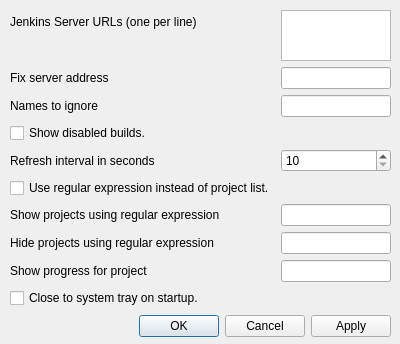
This is BuildMonitor/Settings.ui in XsparkieX/BuildMonitor as Qt 5 draws it before an edit. The edited form follows.
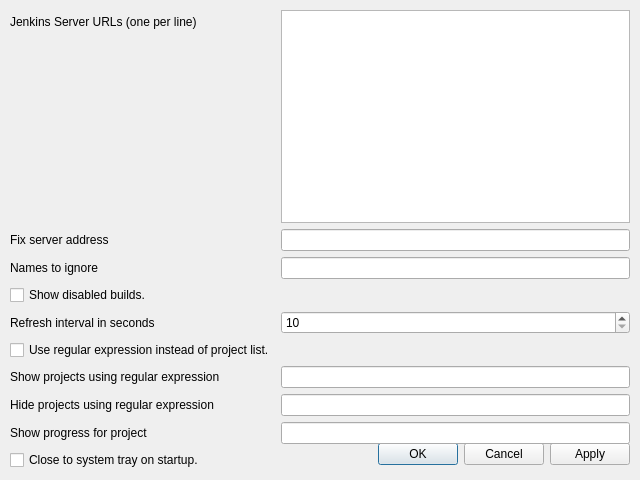
This is the edited form.

Commit message: Made the settings dialog bigger.

Diff of the .ui file:
```diff
--- a/BuildMonitor/Settings.ui
+++ b/BuildMonitor/Settings.ui
@@ -6,8 +6,8 @@
    <rect>
     <x>0</x>
     <y>0</y>
-    <width>400</width>
-    <height>344</height>
+    <width>640</width>
+    <height>480</height>
    </rect>
   </property>
   <property name="windowTitle">
@@ -17,8 +17,8 @@
    <property name="geometry">
     <rect>
      <x>10</x>
-     <y>310</y>
-     <width>381</width>
+     <y>438</y>
+     <width>620</width>
      <height>32</height>
     </rect>
    </property>
@@ -34,8 +34,8 @@
     <rect>
      <x>10</x>
      <y>10</y>
-     <width>381</width>
-     <height>298</height>
+     <width>620</width>
+     <height>460</height>
     </rect>
    </property>
    <layout class="QFormLayout" name="formLayout">
```
